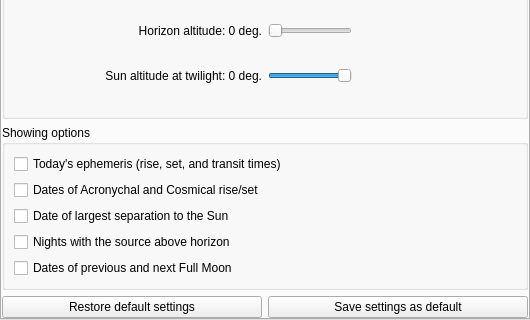
Before: the Qt Designer form plugins/Observability/src/gui/ObservabilityDialog.ui in 519984307/stellarium_src, drawn with Qt 5; both pictures show x 0 to 530 and y 236 to 556 of the 530 by 556 pixel window.
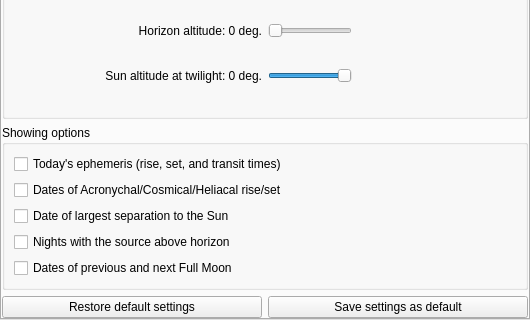
After: the same form once the commit is applied. Custom widgets are drawn as their Qt base class.

Commit message: Corrected Acronyc/Cosmic/Heliacal rise/set.

The edit to the form file:
```diff
--- a/plugins/Observability/src/gui/ObservabilityDialog.ui
+++ b/plugins/Observability/src/gui/ObservabilityDialog.ui
@@ -316,7 +316,7 @@
           <item>
            <widget class="QCheckBox" name="acroCosCheckBox">
             <property name="text">
-             <string>Dates of Acronychal and Cosmical rise/set</string>
+             <string>Dates of Acronychal/Cosmical/Heliacal rise/set</string>
             </property>
            </widget>
           </item>
```
The commit also changes 3 other files.
